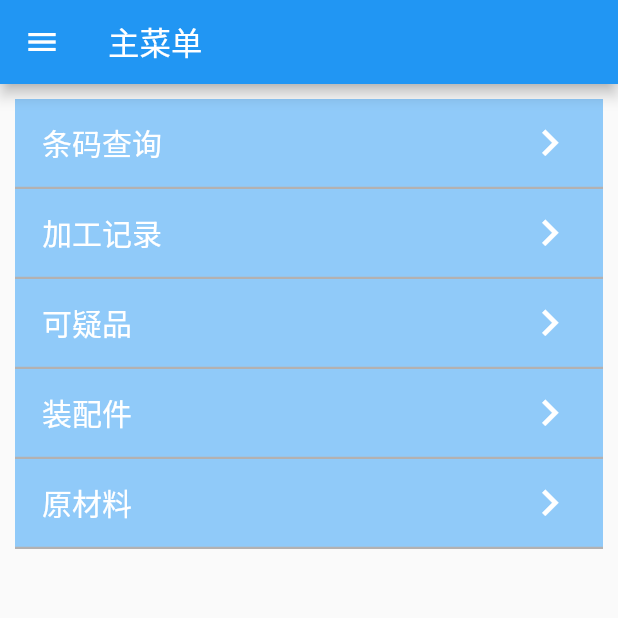
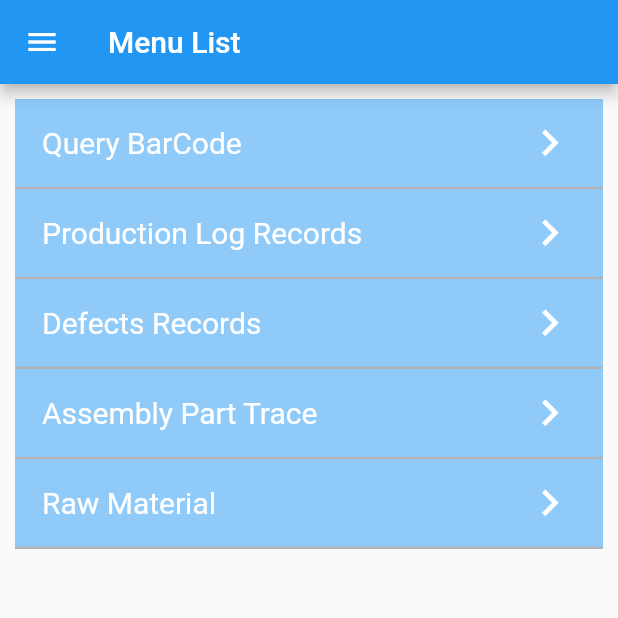
Before and after one commit to yanzhiyuan928/MesApp, a Flutter app: the IndexPage screen opened by its route, on a phone screen of 412 x 824 dp, the top half of it. Run offline on Flutter 3.47's test engine with Material 2 defaults, Android fonts, the phone set to English and light mode, and no system bars; our stand-ins replace dio, shared_preferences; missing offline and left inert: flutter_barcode_scanner; accounts and stored records are empty; network calls fail.

Commit message:
default lanage en

```diff
--- a/first_app/lib/IndexPage.dart
+++ b/first_app/lib/IndexPage.dart
@@ -115,10 +115,10 @@ class _IndexPageState extends State<IndexPage> {
                 ),
               ),
             ),
-            ListTile(
-              leading: const Icon(Icons.settings),
-              title: Text(I18n.of(context).setting),
-            ),
+            // ListTile(
+            //   leading: const Icon(Icons.settings),
+            //   title: Text(I18n.of(context).setting),
+            // ),
             ListTile(
               leading: const Icon(Icons.color_lens),
               title: Text(I18n.of(context).theme),
--- a/first_app/lib/main.dart
+++ b/first_app/lib/main.dart
@@ -65,7 +65,7 @@ class MyApp extends StatelessWidget {
                 if (result.isNotEmpty) {
                   return _locale;
                 }
-                return const Locale('zh');
+                return const Locale('en');
               },
               locale: Locale(value2.getLanage),
             );
@@ -154,6 +154,7 @@ class _HomePageState extends State<HomePage> {
       print(value);
       if (value.length == 0 || value[0]['ERROR'] != null) {
         kvStore.remove('identifyID');
+        isSuccess = false;
         print('登录失败');
       } else {
         kvStore.save('userId', txtUid.text);
--- a/first_app/lib/utils/i18n.dart
+++ b/first_app/lib/utils/i18n.dart
@@ -34,7 +34,7 @@ class I18n {
       'partNo': 'Part No',
       'partName': 'Part Name',
       'state': 'Status',
-      'location': 'Location',
+      'location': 'Station',
       'generationDt': 'Production Time',
       'createDt': 'Create Time',
     },
```
